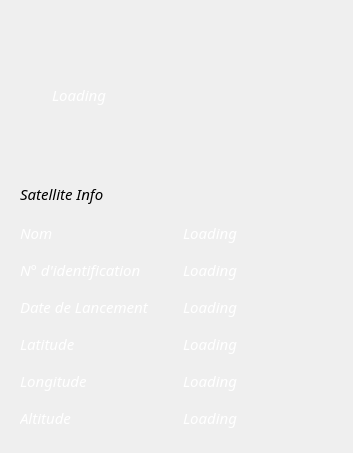
First picture: the form in GeoStation_Projet/satellitemozaicwidget.ui, repository SoheibBiga/GeoStation, before the edit.
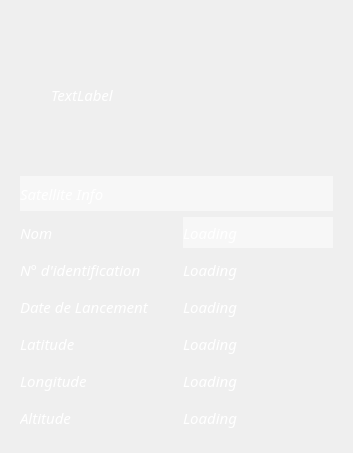
Second picture: the form after the edit. Icons and pictures are not drawn. Custom widgets are drawn as their Qt base class.

```diff
--- a/GeoStation_Projet/satellitemozaicwidget.ui
+++ b/GeoStation_Projet/satellitemozaicwidget.ui
@@ -2,6 +2,9 @@
 <ui version="4.0">
  <class>SatelliteMozaicWidget</class>
  <widget class="QWidget" name="SatelliteMozaicWidget">
+  <property name="windowModality">
+   <enum>Qt::WindowModal</enum>
+  </property>
   <property name="geometry">
    <rect>
     <x>0</x>
@@ -39,12 +42,156 @@
   </property>
   <property name="styleSheet">
    <string notr="true">font: 75 italic 11pt &quot;Tibetan Machine Uni&quot;;
-background-image: url(:/Images/Background.jpg);
-</string>
+background-image: url(:/Images/Background.jpg);</string>
   </property>
   <layout class="QGridLayout" name="gridLayout_3">
    <item row="0" column="0">
     <widget class="QWidget" name="widget" native="true">
+     <property name="palette">
+      <palette>
+       <active>
+        <colorrole role="WindowText">
+         <brush brushstyle="SolidPattern">
+          <color alpha="255">
+           <red>255</red>
+           <green>255</green>
+           <blue>255</blue>
+          </color>
+         </brush>
+        </colorrole>
+        <colorrole role="Text">
+         <brush brushstyle="SolidPattern">
+          <color alpha="255">
+           <red>255</red>
+           <green>255</green>
+           <blue>255</blue>
+          </color>
+         </brush>
+        </colorrole>
+        <colorrole role="Base">
+         <brush brushstyle="SolidPattern">
+          <color alpha="128">
+           <red>255</red>
+           <green>255</green>
+           <blue>255</blue>
+          </color>
+         </brush>
+        </colorrole>
+        <colorrole role="Window">
+         <brush brushstyle="SolidPattern">
+          <color alpha="128">
+           <red>255</red>
+           <green>255</green>
+           <blue>255</blue>
+          </color>
+         </brush>
+        </colorrole>
+        <colorrole role="PlaceholderText">
+         <brush brushstyle="SolidPattern">
+          <color alpha="128">
+           <red>255</red>
+           <green>255</green>
+           <blue>255</blue>
+          </color>
+         </brush>
+        </colorrole>
+       </active>
+       <inactive>
+        <colorrole role="WindowText">
+         <brush brushstyle="SolidPattern">
+          <color alpha="255">
+           <red>255</red>
+           <green>255</green>
+           <blue>255</blue>
+          </color>
+         </brush>
+        </colorrole>
+        <colorrole role="Text">
+         <brush brushstyle="SolidPattern">
+          <color alpha="255">
+           <red>255</red>
+           <green>255</green>
+           <blue>255</blue>
+          </color>
+         </brush>
+        </colorrole>
+        <colorrole role="Base">
+         <brush brushstyle="SolidPattern">
+          <color alpha="128">
+           <red>255</red>
+           <green>255</green>
+           <blue>255</blue>
+          </color>
+         </brush>
+        </colorrole>
+        <colorrole role="Window">
+         <brush brushstyle="SolidPattern">
+          <color alpha="128">
+           <red>255</red>
+           <green>255</green>
+           <blue>255</blue>
+          </color>
+         </brush>
+        </colorrole>
+        <colorrole role="PlaceholderText">
+         <brush brushstyle="SolidPattern">
+          <color alpha="128">
+           <red>255</red>
+           <green>255</green>
+           <blue>255</blue>
+          </color>
+         </brush>
+        </colorrole>
+       </inactive>
+       <disabled>
+        <colorrole role="WindowText">
+         <brush brushstyle="SolidPattern">
+          <color alpha="255">
+           <red>190</red>
+           <green>190</green>
+           <blue>190</blue>
+          </color>
+         </brush>
+        </colorrole>
+        <colorrole role="Text">
+         <brush brushstyle="SolidPattern">
+          <color alpha="255">
+           <red>190</red>
+           <green>190</green>
+           <blue>190</blue>
+          </color>
+         </brush>
+        </colorrole>
+        <colorrole role="Base">
+         <brush brushstyle="SolidPattern">
+          <color alpha="128">
+           <red>255</red>
+           <green>255</green>
+           <blue>255</blue>
+          </color>
+         </brush>
+        </colorrole>
+        <colorrole role="Window">
+         <brush brushstyle="SolidPattern">
+          <color alpha="128">
+           <red>255</red>
+           <green>255</green>
+           <blue>255</blue>
+          </color>
+         </brush>
+        </colorrole>
+        <colorrole role="PlaceholderText">
+         <brush brushstyle="SolidPattern">
+          <color alpha="128">
+           <red>0</red>
+           <green>0</green>
+           <blue>0</blue>
+          </color>
+         </brush>
+        </colorrole>
+       </disabled>
+      </palette>
+     </property>
      <property name="font">
       <font>
        <family>Tibetan Machine Uni</family>
@@ -65,128 +212,154 @@
      </property>
      <layout class="QGridLayout" name="gridLayout">
       <item row="0" column="0">
-       <layout class="QGridLayout" name="gridLayout_2">
-        <item row="0" column="0">
-         <layout class="QHBoxLayout" name="horizontalLayout">
+       <layout class="QVBoxLayout" name="verticalLayout_4">
+        <item>
+         <layout class="QVBoxLayout" name="verticalLayout_3">
           <item>
-           <spacer name="horizontalSpacer">
-            <property name="font">
-             <font>
-              <family>Tibetan Machine Uni</family>
-              <pointsize>11</pointsize>
-              <weight>9</weight>
-              <italic>true</italic>
-              <bold>false</bold>
-             </font>
-            </property>
-            <property name="orientation">
-             <enum>Qt::Horizontal</enum>
-            </property>
-            <property name="sizeHint" stdset="0">
-             <size>
-              <width>22</width>
-              <height>147</height>
-             </size>
-            </property>
-           </spacer>
-          </item>
-          <item>
-           <widget class="QLabel" name="Image">
-            <property name="minimumSize">
-             <size>
-              <width>250</width>
-              <height>150</height>
-             </size>
-            </property>
-            <property name="maximumSize">
-             <size>
-              <width>150</width>
-              <height>150</height>
-             </size>
-            </property>
-            <property name="palette">
-             <palette>
-              <active>
-               <colorrole role="WindowText">
-                <brush brushstyle="SolidPattern">
-                 <color alpha="255">
-                  <red>255</red>
-                  <green>255</green>
-                  <blue>255</blue>
-                 </color>
-                </brush>
-               </colorrole>
-              </active>
-              <inactive>
-               <colorrole role="WindowText">
-                <brush brushstyle="SolidPattern">
-                 <color alpha="255">
-                  <red>255</red>
-                  <green>255</green>
-                  <blue>255</blue>
-                 </color>
-                </brush>
-               </colorrole>
-              </inactive>
-              <disabled>
-               <colorrole role="WindowText">
-                <brush brushstyle="SolidPattern">
-                 <color alpha="255">
-                  <red>190</red>
-                  <green>190</green>
-                  <blue>190</blue>
-                 </color>
-                </brush>
-               </colorrole>
-              </disabled>
-             </palette>
-            </property>
-            <property name="font">
-             <font>
-              <family>Tibetan Machine Uni</family>
-              <pointsize>11</pointsize>
-              <weight>9</weight>
-              <italic>true</italic>
-              <bold>false</bold>
-             </font>
-            </property>
-            <property name="autoFillBackground">
-             <bool>false</bool>
-            </property>
-            <property name="styleSheet">
-             <string notr="true"/>
-            </property>
-            <property name="text">
-             <string>Loading</string>
-            </property>
-           </widget>
-          </item>
-          <item>
-           <spacer name="horizontalSpacer_2">
-            <property name="font">
-             <font>
-              <family>Tibetan Machine Uni</family>
-              <pointsize>11</pointsize>
-              <weight>9</weight>
-              <italic>true</italic>
-              <bold>false</bold>
-             </font>
-            </property>
-            <property name="orientation">
-             <enum>Qt::Horizontal</enum>
-            </property>
-            <property name="sizeHint" stdset="0">
-             <size>
-              <width>22</width>
-              <height>147</height>
-             </size>
-            </property>
-           </spacer>
+           <layout class="QHBoxLayout" name="ImageLayout">
+            <item>
+             <widget class="QLabel" name="Image">
+              <property name="minimumSize">
+               <size>
+                <width>250</width>
+                <height>150</height>
+               </size>
+              </property>
+              <property name="maximumSize">
+               <size>
+                <width>250</width>
+                <height>150</height>
+               </size>
+              </property>
+              <property name="text">
+               <string>TextLabel</string>
+              </property>
+             </widget>
+            </item>
+           </layout>
           </item>
          </layout>
         </item>
-        <item row="1" column="0">
+        <item>
          <widget class="QLabel" name="Satellite_Info">
+          <property name="palette">
+           <palette>
+            <active>
+             <colorrole role="WindowText">
+              <brush brushstyle="SolidPattern">
+               <color alpha="255">
+                <red>255</red>
+                <green>255</green>
+                <blue>255</blue>
+               </color>
+              </brush>
+             </colorrole>
+             <colorrole role="Button">
+              <brush brushstyle="SolidPattern">
+               <color alpha="128">
+                <red>255</red>
+                <green>255</green>
+                <blue>255</blue>
+               </color>
+              </brush>
+             </colorrole>
+             <colorrole role="Base">
+              <brush brushstyle="SolidPattern">
+               <color alpha="128">
+                <red>255</red>
+                <green>255</green>
+                <blue>255</blue>
+               </color>
+              </brush>
+             </colorrole>
+             <colorrole role="Window">
+              <brush brushstyle="SolidPattern">
+               <color alpha="128">
+                <red>255</red>
+                <green>255</green>
+                <blue>255</blue>
+               </color>
+              </brush>
+             </colorrole>
+            </active>
+            <inactive>
+             <colorrole role="WindowText">
+              <brush brushstyle="SolidPattern">
+               <color alpha="255">
+                <red>255</red>
+                <green>255</green>
+                <blue>255</blue>
+               </color>
+              </brush>
+             </colorrole>
+             <colorrole role="Button">
+              <brush brushstyle="SolidPattern">
+               <color alpha="128">
+                <red>255</red>
+                <green>255</green>
+                <blue>255</blue>
+               </color>
+              </brush>
+             </colorrole>
+             <colorrole role="Base">
+              <brush brushstyle="SolidPattern">
+               <color alpha="128">
+                <red>255</red>
+                <green>255</green>
+                <blue>255</blue>
+               </color>
+              </brush>
+             </colorrole>
+             <colorrole role="Window">
+              <brush brushstyle="SolidPattern">
+               <color alpha="128">
+                <red>255</red>
+                <green>255</green>
+                <blue>255</blue>
+               </color>
+              </brush>
+             </colorrole>
+            </inactive>
+            <disabled>
+             <colorrole role="WindowText">
+              <brush brushstyle="SolidPattern">
+               <color alpha="255">
+                <red>190</red>
+                <green>190</green>
+                <blue>190</blue>
+               </color>
+              </brush>
+             </colorrole>
+             <colorrole role="Button">
+              <brush brushstyle="SolidPattern">
+               <color alpha="128">
+                <red>255</red>
+                <green>255</green>
+                <blue>255</blue>
+               </color>
+              </brush>
+             </colorrole>
+             <colorrole role="Base">
+              <brush brushstyle="SolidPattern">
+               <color alpha="128">
+                <red>255</red>
+                <green>255</green>
+                <blue>255</blue>
+               </color>
+              </brush>
+             </colorrole>
+             <colorrole role="Window">
+              <brush brushstyle="SolidPattern">
+               <color alpha="128">
+                <red>255</red>
+                <green>255</green>
+                <blue>255</blue>
+               </color>
+              </brush>
+             </colorrole>
+            </disabled>
+           </palette>
+          </property>
           <property name="font">
            <font>
             <family>Tibetan Machine Uni</family>
@@ -196,12 +369,22 @@
             <bold>false</bold>
            </font>
           </property>
+          <property name="cursor">
+           <cursorShape>ArrowCursor</cursorShape>
+          </property>
+          <property name="autoFillBackground">
+           <bool>false</bool>
+          </property>
+          <property name="styleSheet">
+           <string notr="true">background-color: rgba(255, 255, 255, 128);
+border-color: rgba(255, 255, 255, 128);</string>
+          </property>
           <property name="text">
            <string>Satellite Info</string>
           </property>
          </widget>
         </item>
-        <item row="2" column="0">
+        <item>
          <layout class="QHBoxLayout" name="horizontalLayout_2">
           <item>
            <layout class="QVBoxLayout" name="verticalLayout">
@@ -307,6 +490,18 @@
                 <bold>false</bold>
                </font>
               </property>
+              <property name="styleSheet">
+               <string notr="true"/>
+              </property>
+              <property name="frameShape">
+               <enum>QFrame::NoFrame</enum>
+              </property>
+              <property name="frameShadow">
+               <enum>QFrame::Sunken</enum>
+              </property>
+              <property name="lineWidth">
+               <number>-2</number>
+              </property>
               <property name="text">
                <string>Nom </string>
               </property>
@@ -600,7 +795,7 @@
                  </colorrole>
                  <colorrole role="Button">
                   <brush brushstyle="SolidPattern">
-                   <color alpha="255">
+                   <color alpha="128">
                     <red>255</red>
                     <green>255</green>
                     <blue>255</blue>
@@ -672,7 +867,7 @@
                  </colorrole>
                  <colorrole role="Base">
                   <brush brushstyle="SolidPattern">
-                   <color alpha="255">
+                   <color alpha="128">
                     <red>255</red>
                     <green>255</green>
                     <blue>255</blue>
@@ -681,7 +876,7 @@
                  </colorrole>
                  <colorrole role="Window">
                   <brush brushstyle="SolidPattern">
-                   <color alpha="255">
+                   <color alpha="128">
                     <red>255</red>
                     <green>255</green>
                     <blue>255</blue>
@@ -746,7 +941,7 @@
                  </colorrole>
                  <colorrole role="Button">
                   <brush brushstyle="SolidPattern">
-                   <color alpha="255">
+                   <color alpha="128">
                     <red>255</red>
                     <green>255</green>
                     <blue>255</blue>
@@ -818,7 +1013,7 @@
                  </colorrole>
                  <colorrole role="Base">
                   <brush brushstyle="SolidPattern">
-                   <color alpha="255">
+                   <color alpha="128">
                     <red>255</red>
                     <green>255</green>
                     <blue>255</blue>
@@ -827,7 +1022,7 @@
                  </colorrole>
                  <colorrole role="Window">
                   <brush brushstyle="SolidPattern">
-                   <color alpha="255">
+                   <color alpha="128">
                     <red>255</red>
                     <green>255</green>
                     <blue>255</blue>
@@ -892,7 +1087,7 @@
                  </colorrole>
                  <colorrole role="Button">
                   <brush brushstyle="SolidPattern">
-                   <color alpha="255">
+                   <color alpha="128">
                     <red>255</red>
                     <green>255</green>
                     <blue>255</blue>
@@ -964,7 +1159,7 @@
                  </colorrole>
                  <colorrole role="Base">
                   <brush brushstyle="SolidPattern">
-                   <color alpha="255">
+                   <color alpha="128">
                     <red>255</red>
                     <green>255</green>
                     <blue>255</blue>
@@ -973,7 +1168,7 @@
                  </colorrole>
                  <colorrole role="Window">
                   <brush brushstyle="SolidPattern">
-                   <color alpha="255">
+                   <color alpha="128">
                     <red>255</red>
                     <green>255</green>
                     <blue>255</blue>
@@ -1040,9 +1235,15 @@
               <property name="autoFillBackground">
                <bool>false</bool>
               </property>
+              <property name="styleSheet">
+               <string notr="true">background-color: rgba(255, 255, 255, 128);</string>
+              </property>
               <property name="text">
                <string>Loading</string>
               </property>
+              <property name="alignment">
+               <set>Qt::AlignLeading|Qt::AlignLeft|Qt::AlignVCenter</set>
+              </property>
              </widget>
             </item>
             <item>
```
